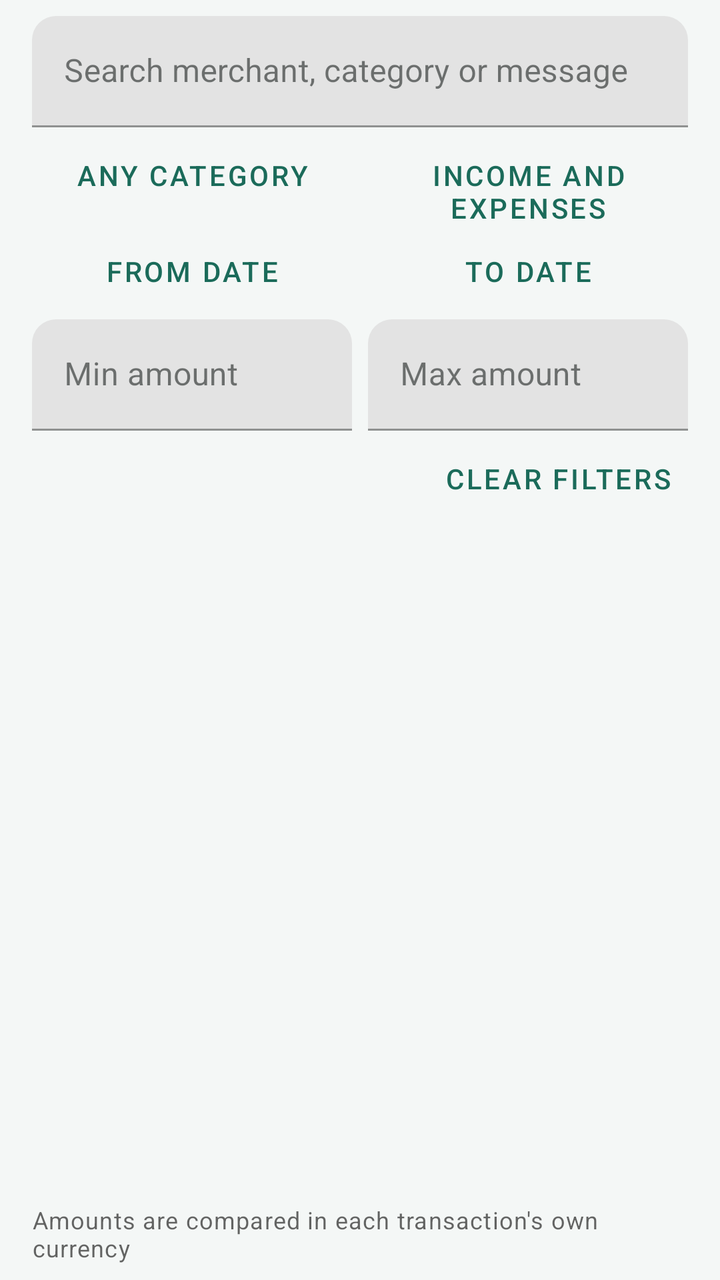
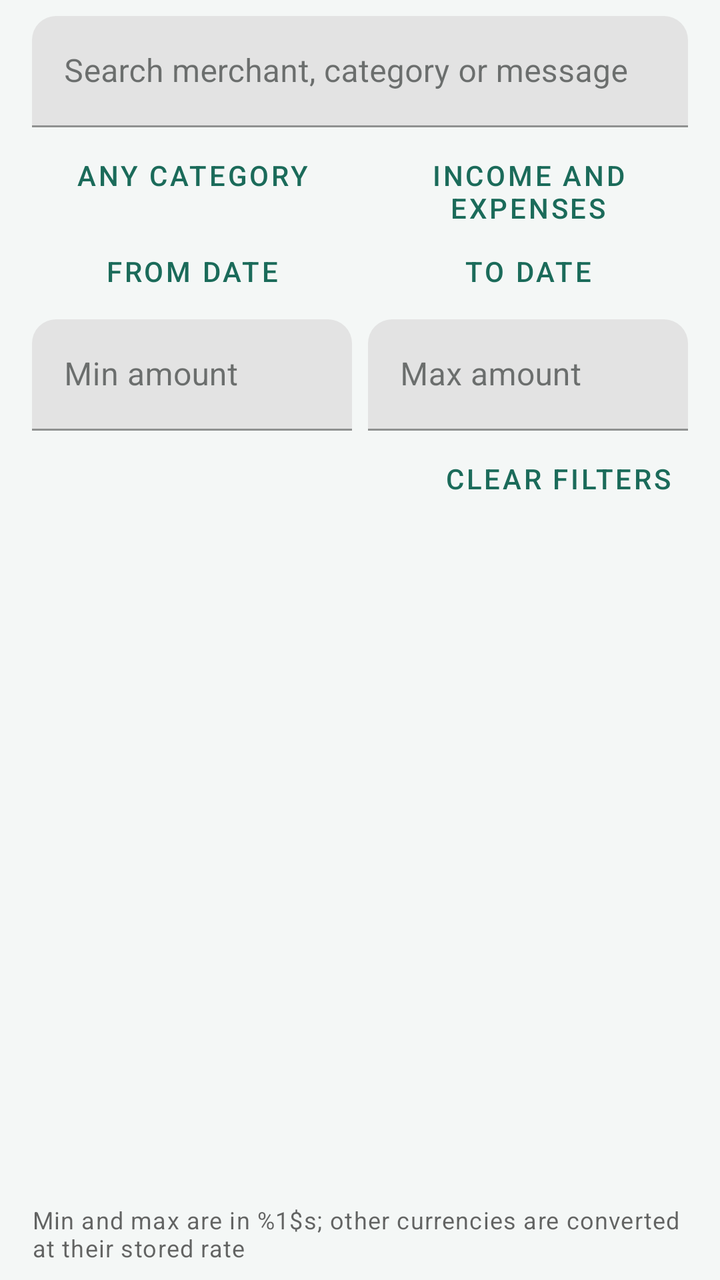

Before-and-after screenshots of an Android layout around one commit, followed by the original layout XML and the change that was made.
<!-- AndroidManifest.xml: application theme Theme.LocalSpend -->
<!-- res/layout/activity_search.xml -->
<?xml version="1.0" encoding="utf-8"?>
<LinearLayout xmlns:android="http://schemas.android.com/apk/res/android"
    xmlns:app="http://schemas.android.com/apk/res-auto"
    android:layout_width="match_parent"
    android:layout_height="match_parent"
    android:orientation="vertical"
    android:paddingStart="16dp"
    android:paddingTop="8dp"
    android:paddingEnd="16dp">

    <com.google.android.material.textfield.TextInputLayout
        android:layout_width="match_parent"
        android:layout_height="wrap_content"
        android:hint="@string/search_hint">

        <com.google.android.material.textfield.TextInputEditText
            android:id="@+id/etSearch"
            android:layout_width="match_parent"
            android:layout_height="wrap_content"
            android:imeOptions="actionSearch"
            android:inputType="text"
            android:maxLines="1" />
    </com.google.android.material.textfield.TextInputLayout>

    <LinearLayout
        android:layout_width="match_parent"
        android:layout_height="wrap_content"
        android:orientation="horizontal">

        <Button
            android:id="@+id/btnSearchCategory"
            style="@style/Widget.MaterialComponents.Button.OutlinedButton"
            android:layout_width="0dp"
            android:layout_height="wrap_content"
            android:layout_marginEnd="4dp"
            android:layout_weight="1"
            android:text="@string/search_any_category" />

        <Button
            android:id="@+id/btnSearchType"
            style="@style/Widget.MaterialComponents.Button.OutlinedButton"
            android:layout_width="0dp"
            android:layout_height="wrap_content"
            android:layout_marginStart="4dp"
            android:layout_weight="1"
            android:text="@string/search_type_any" />
    </LinearLayout>

    <LinearLayout
        android:layout_width="match_parent"
        android:layout_height="wrap_content"
        android:orientation="horizontal">

        <Button
            android:id="@+id/btnSearchFrom"
            style="@style/Widget.MaterialComponents.Button.OutlinedButton"
            android:layout_width="0dp"
            android:layout_height="wrap_content"
            android:layout_marginEnd="4dp"
            android:layout_weight="1"
            android:text="@string/search_from" />

        <Button
            android:id="@+id/btnSearchTo"
            style="@style/Widget.MaterialComponents.Button.OutlinedButton"
            android:layout_width="0dp"
            android:layout_height="wrap_content"
            android:layout_marginStart="4dp"
            android:layout_weight="1"
            android:text="@string/search_to" />
    </LinearLayout>

    <LinearLayout
        android:layout_width="match_parent"
        android:layout_height="wrap_content"
        android:orientation="horizontal">

        <com.google.android.material.textfield.TextInputLayout
            android:layout_width="0dp"
            android:layout_height="wrap_content"
            android:layout_marginEnd="4dp"
            android:layout_weight="1"
            android:hint="@string/search_min">

            <com.google.android.material.textfield.TextInputEditText
                android:id="@+id/etSearchMin"
                android:layout_width="match_parent"
                android:layout_height="wrap_content"
                android:inputType="numberDecimal"
                android:maxLines="1" />
        </com.google.android.material.textfield.TextInputLayout>

        <com.google.android.material.textfield.TextInputLayout
            android:layout_width="0dp"
            android:layout_height="wrap_content"
            android:layout_marginStart="4dp"
            android:layout_weight="1"
            android:hint="@string/search_max">

            <com.google.android.material.textfield.TextInputEditText
                android:id="@+id/etSearchMax"
                android:layout_width="match_parent"
                android:layout_height="wrap_content"
                android:inputType="numberDecimal"
                android:maxLines="1" />
        </com.google.android.material.textfield.TextInputLayout>
    </LinearLayout>

    <LinearLayout
        android:layout_width="match_parent"
        android:layout_height="wrap_content"
        android:gravity="center_vertical"
        android:orientation="horizontal">

        <TextView
            android:id="@+id/tvSearchCount"
            android:layout_width="0dp"
            android:layout_height="wrap_content"
            android:layout_weight="1"
            android:textAppearance="?attr/textAppearanceSubtitle2" />

        <Button
            android:id="@+id/btnSearchClear"
            style="@style/Widget.MaterialComponents.Button.TextButton"
            android:layout_width="wrap_content"
            android:layout_height="wrap_content"
            android:text="@string/search_clear" />
    </LinearLayout>

    <TextView
        android:id="@+id/tvSearchEmpty"
        android:layout_width="match_parent"
        android:layout_height="wrap_content"
        android:padding="16dp"
        android:text="@string/search_none"
        android:textAppearance="?attr/textAppearanceBody2"
        android:visibility="gone" />

    <androidx.recyclerview.widget.RecyclerView
        android:id="@+id/rvSearch"
        android:layout_width="match_parent"
        android:layout_height="0dp"
        android:layout_weight="1" />

    <TextView
        android:layout_width="match_parent"
        android:layout_height="wrap_content"
        android:paddingTop="4dp"
        android:paddingBottom="8dp"
        android:text="@string/search_amounts_note"
        android:textAppearance="?attr/textAppearanceCaption" />
</LinearLayout>
<!-- resources referenced by this layout -->
<resources>
  <string name="search_amounts_note">Amounts are compared in each transaction\'s own currency</string>
  <string name="search_any_category">Any category</string>
  <string name="search_clear">Clear filters</string>
  <string name="search_from">From date</string>
  <string name="search_hint">Search merchant, category or message</string>
  <string name="search_max">Max amount</string>
  <string name="search_min">Min amount</string>
  <string name="search_none">Nothing matches these filters</string>
  <string name="search_to">To date</string>
  <string name="search_type_any">Income and expenses</string>
  <color name="primary">#1B6B5A</color>
  <color name="primary_dark">#0F4A3E</color>
  <color name="white">#FFFFFFFF</color>
  <color name="surface">#FFFFFF</color>
  <color name="on_surface">#1B1F1E</color>
  <color name="background">#F4F7F6</color>
  <style name="Shape.LocalSpend.Small" parent="ShapeAppearance.MaterialComponents.SmallComponent">
          <item name="cornerFamily">rounded</item>
          <item name="cornerSize">12dp</item>
      </style>
  <style name="Shape.LocalSpend.Medium" parent="ShapeAppearance.MaterialComponents.MediumComponent">
          <item name="cornerFamily">rounded</item>
          <item name="cornerSize">18dp</item>
      </style>
  <style name="Shape.LocalSpend.Large" parent="ShapeAppearance.MaterialComponents.LargeComponent">
          <item name="cornerFamily">rounded</item>
          <item name="cornerSize">24dp</item>
      </style>
  <style name="Widget.LocalSpend.Card" parent="Widget.MaterialComponents.CardView">
          <item name="cardElevation">0dp</item>
          <item name="cardCornerRadius">20dp</item>
          <item name="strokeWidth">1dp</item>
          <item name="strokeColor">@color/outline</item>
          <item name="cardBackgroundColor">@color/surface</item>
      </style>
  <style name="Widget.LocalSpend.Fab" parent="Widget.MaterialComponents.FloatingActionButton">
          <item name="backgroundTint">@color/primary</item>
          <item name="tint">@color/white</item>
          <item name="elevation">4dp</item>
      </style>
  <style name="TextAppearance.LocalSpend.Headline6" parent="TextAppearance.MaterialComponents.Headline6">
          <item name="android:fontFamily">sans-serif-medium</item>
          <item name="android:textSize">18sp</item>
          <item name="android:letterSpacing">0</item>
      </style>
  <style name="TextAppearance.LocalSpend.Subtitle1" parent="TextAppearance.MaterialComponents.Subtitle1">
          <item name="android:fontFamily">sans-serif-medium</item>
      </style>
  <color name="outline">#E0E7E4</color>
  <!-- unchanged entries left out for length: 1 -->
</resources>

<!-- the commit's change to res/layout/activity_search.xml (unified diff, before → after) -->
@@ -76,6 +76,7 @@
         android:orientation="horizontal">
 
         <com.google.android.material.textfield.TextInputLayout
+            android:id="@+id/tilSearchMin"
             android:layout_width="0dp"
             android:layout_height="wrap_content"
             android:layout_marginEnd="4dp"
@@ -91,6 +92,7 @@
         </com.google.android.material.textfield.TextInputLayout>
 
         <com.google.android.material.textfield.TextInputLayout
+            android:id="@+id/tilSearchMax"
             android:layout_width="0dp"
             android:layout_height="wrap_content"
             android:layout_marginStart="4dp"
@@ -143,6 +145,7 @@
         android:layout_weight="1" />
 
     <TextView
+        android:id="@+id/tvSearchNote"
         android:layout_width="match_parent"
         android:layout_height="wrap_content"
         android:paddingTop="4dp"
<!-- resource entries referenced after the edit -->
@@ -1,6 +1,6 @@
 <!-- resources referenced by this layout -->
 <resources>
-  <string name="search_amounts_note">Amounts are compared in each transaction\'s own currency</string>
+  <string name="search_amounts_note">Min and max are in %1$s; other currencies are converted at their stored rate</string>
   <string name="search_any_category">Any category</string>
   <string name="search_clear">Clear filters</string>
   <string name="search_from">From date</string>
